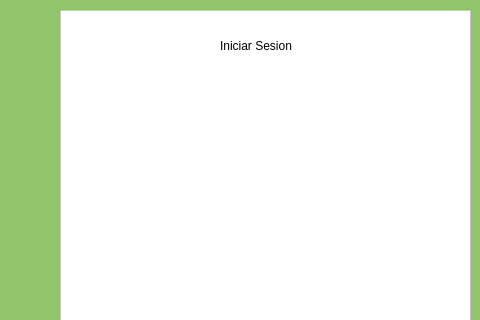
Qt form LoboServices/loboservices.ui (JosePLMorales777/LoboServicesFCC) before a commit; both pictures show x 320 to 800 and y 0 to 320 of the 800 by 600 pixel window.
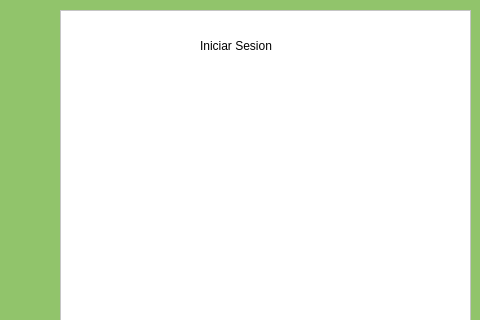
The same form after that commit. The open tabs and pages were chosen to show the change. Icons and pictures are not drawn.

The edit to the form file:
```diff
--- a/LoboServices/loboservices.ui
+++ b/LoboServices/loboservices.ui
@@ -75,9 +75,9 @@
        <widget class="QLabel" name="label">
         <property name="geometry">
          <rect>
-          <x>160</x>
+          <x>140</x>
           <y>20</y>
-          <width>111</width>
+          <width>131</width>
           <height>31</height>
          </rect>
         </property>
```
Left out of the diff: 4 changed lines with no effect on the pictures.
